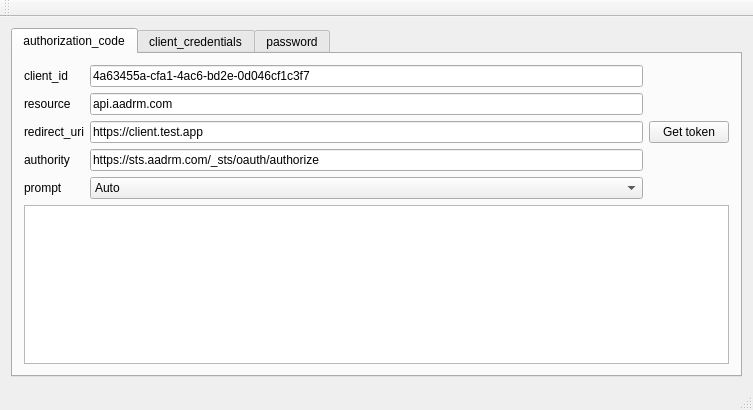
First picture: the form in samples/rmsauth_sample/MainWindow.ui, repository AzureAD/rms-sdk-for-cpp, before the edit.
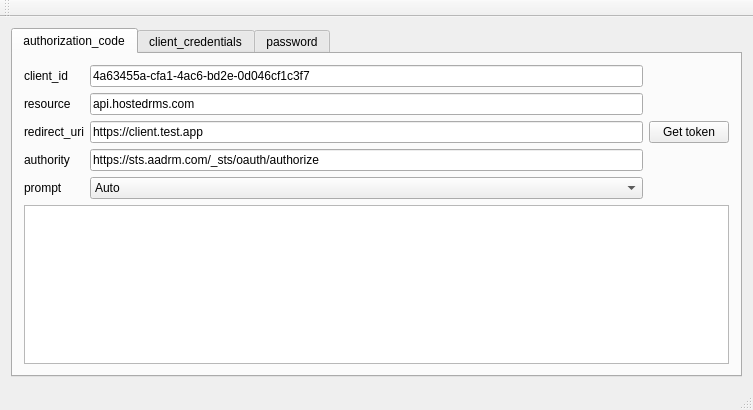
Second picture: the form after the edit.

```diff
--- a/samples/rmsauth_sample/MainWindow.ui
+++ b/samples/rmsauth_sample/MainWindow.ui
@@ -59,7 +59,7 @@
             <item row="1" column="1">
              <widget class="QLineEdit" name="lineEdit_resource_ac">
               <property name="text">
-               <string>api.aadrm.com</string>
+               <string>api.hostedrms.com</string>
               </property>
              </widget>
             </item>
```
